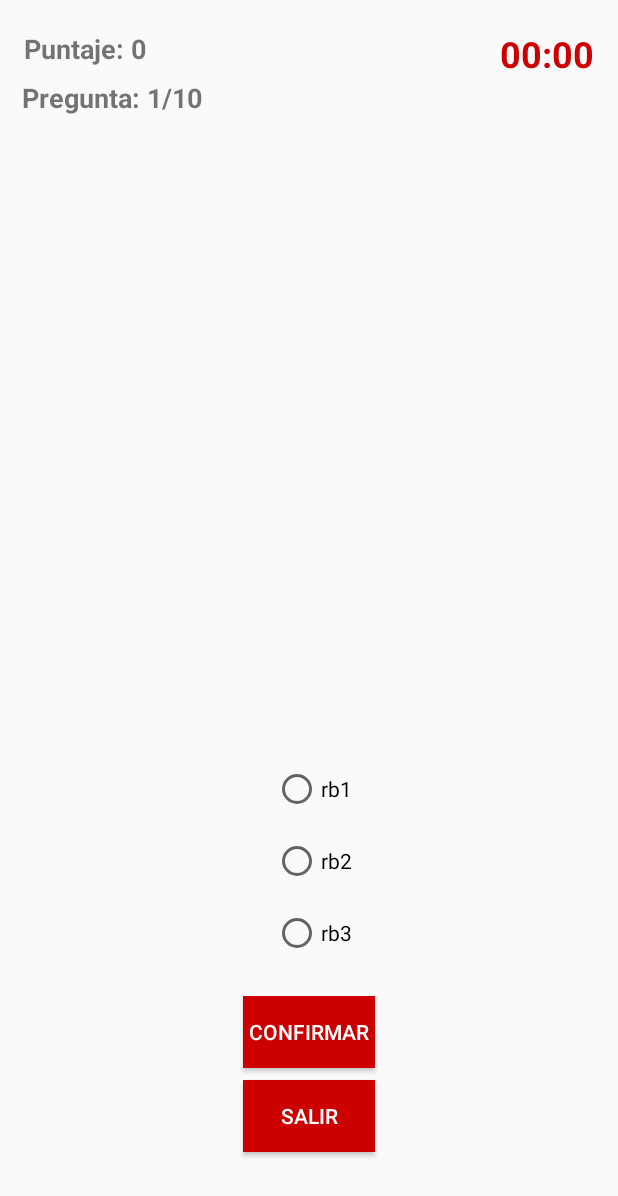
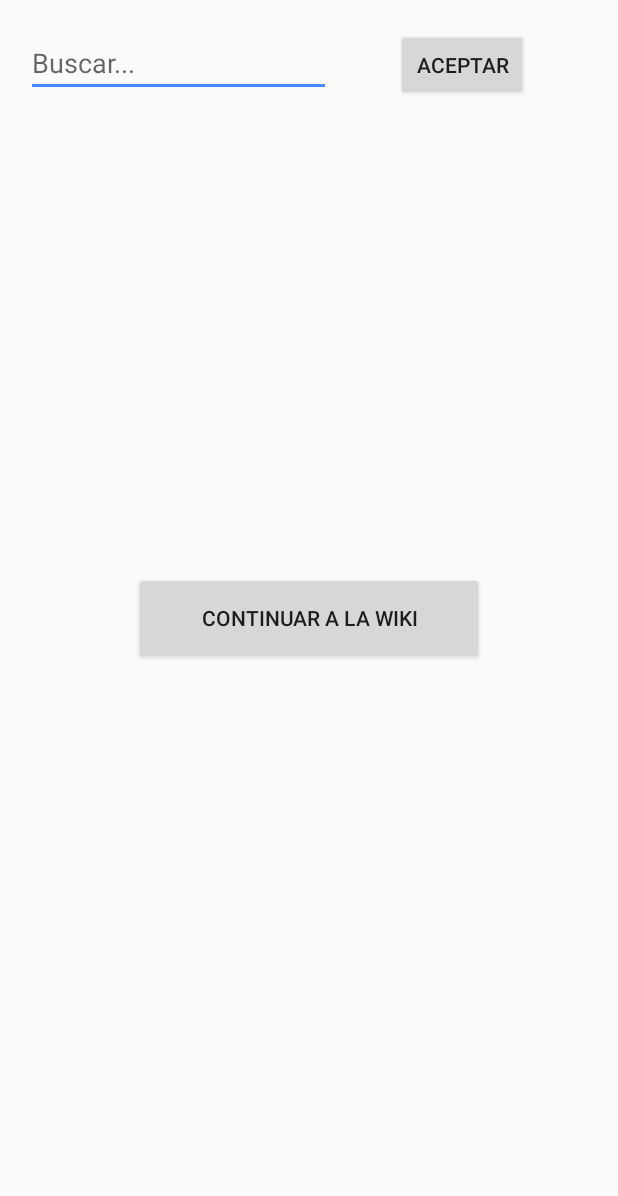
Before and after one commit to raulgarciadevop/wikitronica, an Android app: the layout content_actividad_principal.xml on its own in the app's theme, with its tools: preview values and no code run, on a phone screen of 412 x 824 dp. Shown: the top 1196 px of the screen. Run offline under Robolectric (Android 15) with nearby library versions, the phone set to English and light mode, and no system bars.

Commit message:
Final commit
-fya

```diff
--- a/Wikitronica/app/src/main/java/com/wikitronica/programacionjavaapp/ActividadPreguntas.java
+++ b/Wikitronica/app/src/main/java/com/wikitronica/programacionjavaapp/ActividadPreguntas.java
@@ -24,8 +24,8 @@ public class ActividadPreguntas extends Activity {
     Pregunta act;
     int respActual;
     private CountDownTimer cdt;
-    private ImageSwitcher switcher;
-    private static final int[] IMAGES={R.mipmap.uno_led,R.mipmap.dos_capacitor,R.mipmap.tres_diodozener,R.mipmap.cuatro_diodo,R.mipmap.cinco_mosfet,R.mipmap.seis_transistor,R.mipmap.ic_launcher,R.mipmap.ocho_resistencia,R.mipmap.nueve_sensordetemperatura,R.mipmap.diez_dipswitch,R.mipmap.once_bobina,R.mipmap.doce_buzzer,R.mipmap.trece_multimetro,R.mipmap.catorce_servomotor,R.mipmap.quince_motor};
+    private ImageSwitcher switcher;                                                                                                                                        //AQUI DEBERIA IR EL SIETE
+    private static final int[] IMAGES={R.mipmap.uno_led,R.mipmap.dos_capacitor,R.mipmap.tres_diodozener,R.mipmap.cuatro_diodo,R.mipmap.cinco_mosfet,R.mipmap.seis_transistor,  R.mipmap.ic_launcher, R.mipmap.ocho_resistencia,R.mipmap.nueve_sensordetemperatura,R.mipmap.diez_dipswitch,R.mipmap.once_bobina,R.mipmap.doce_buzzer,R.mipmap.trece_multimetro,R.mipmap.catorce_servomotor,R.mipmap.quince_motor};
     private int mPosition=-1;
 
     @Override
@@ -35,12 +35,8 @@ public class ActividadPreguntas extends Activity {
         //getActionBar().setDisplayHomeAsUpEnabled(true);
         switcher=findViewById(R.id.imgSwitcher);
 
-
-
-
-
         juego=new Juego();
-        Toast.makeText(getApplicationContext(), "Int: "+juego.getPreguntas().length,Toast.LENGTH_SHORT).show();
+        //Toast.makeText(getApplicationContext(), "Int: "+juego.getPreguntas().length,Toast.LENGTH_SHORT).show();
 
         btnConfirmar=findViewById(R.id.btnContinuar);
         txtTiempo=findViewById(R.id.txtTiempo);
@@ -52,8 +48,9 @@ public class ActividadPreguntas extends Activity {
         rb3=findViewById(R.id.rb3);
         imgDisp=findViewById(R.id.imgDisplay);
         btnSalir=findViewById(R.id.btnSalir);
+        btnSalir.setVisibility(View.INVISIBLE);
 
-        btnSalir.setVisibility(View.INVISIBLE);
+        mPosition=0;
 
 
         switcher.setFactory(new ViewSwitcher.ViewFactory() {
@@ -75,31 +72,31 @@ public class ActividadPreguntas extends Activity {
 
             @Override
             public void onFinish() {
-                if(juego.isNotFinished()){
-                    txtTiempo.setText("Tiempo agotado");
-                    rellenarInterfaz();
-                }else {
+                if (juego.getActual()<juego.getTam()-1){
+                    checkId();
+                    juego.revisarResp(respActual);
+                    siguiente();
+                }else
                     finalizar();
-                }
-
             }
         };
-
-
-        comenzar(0);
+        iniciar();
 
 
         btnConfirmar.setOnClickListener(new View.OnClickListener() {
             @Override
             public void onClick(View view) {
-                if (juego.isNotFinished()){
+                if(juego.getActual()<juego.getTam()-1){
                     checkId();
-                    if(juego.revisarRes(respActual))
-                        juego.addPunto();
-                    rellenarInterfaz();
-
+                    juego.revisarResp(respActual);
+                    siguiente();
+                }else if(juego.getActual()==juego.getTam()-1){
+                    checkId();
+                    juego.revisarResp(respActual);
+                    finalizar();
                 }else
                     finalizar();
+
 
             }
         });
@@ -107,8 +104,8 @@ public class ActividadPreguntas extends Activity {
         txtTiempo.setOnClickListener(new View.OnClickListener() {
             @Override
             public void onClick(View view) {
-                if(!juego.isNotFinished())
-                    comenzar(1);
+                if(juego.getActual()>=juego.getTam()-1)
+                    iniciar();
             }
         });
 
@@ -132,7 +129,63 @@ public class ActividadPreguntas extends Activity {
         }else if(rgroup.getCheckedRadioButtonId()==R.id.rb3){
             respActual=3;
         }
+        else
+            respActual=4;
     }
+
+    private void rellenarInterfaz(){
+        txtPuntaje.setText("Puntaje: "+juego.getPuntaje());
+        txtPregunta.setText("Pregunta: "+(juego.getActual()+1)+"/"+juego.getTam());
+        rgroup.clearCheck();
+        rb1.setText(juego.getPreguntaActual().getRespuesta(0));
+        rb2.setText(juego.getPreguntaActual().getRespuesta(1));
+        rb3.setText(juego.getPreguntaActual().getRespuesta(2));
+    }
+
+    private void siguiente(){
+        cdt.cancel();
+        juego.siguiente();
+        mPosition++;
+        switcher.setBackgroundResource(IMAGES[mPosition]);
+        rellenarInterfaz();
+        cdt.start();
+    }
+
+    private void iniciar(){
+        rb1.setVisibility(View.VISIBLE);
+        rb2.setVisibility(View.VISIBLE);
+        rb3.setVisibility(View.VISIBLE);
+        txtTiempo.setText("00:00");
+        btnSalir.setVisibility(View.GONE);
+        btnConfirmar.setVisibility(View.VISIBLE);
+        btnConfirmar.setText("Confirmar");
+        cdt.cancel();
+        cdt.start();
+
+        mPosition=0;
+        juego.reiniciar();
+        rellenarInterfaz();
+        switcher.setBackgroundResource(IMAGES[mPosition]);
+    }
+
+    private void finalizar(){
+        cdt.cancel();
+        rb1.setVisibility(View.INVISIBLE);
+        rb2.setVisibility(View.INVISIBLE);
+        rb3.setVisibility(View.INVISIBLE);
+        txtTiempo.setText("Reiniciar");
+        btnConfirmar.setText("Salir");
+        txtPuntaje.setText("Puntaje final: "+juego.getPuntaje());
+        switcher.setBackgroundResource(R.mipmap.juego_terminado);
+
+
+        btnSalir.setVisibility(View.VISIBLE);
+        btnConfirmar.setVisibility(View.GONE);
+    }
+
+
+
+    /*
 
     private void rellenarInterfaz(){
         //setImagen();
@@ -210,60 +263,6 @@ public class ActividadPreguntas extends Activity {
 
     }
 
-
-
-
-    /*
-    private void setImagen(){
-        switch (juego.getActual()){
-            case 0:
-                imgDisp.setImageResource(R.mipmap.uno_led);
-                //imgDisp.setImageResource(R.mipmap.ic_led);
-                break;
-            case 1:
-                imgDisp.setImageResource(R.mipmap.dos_capacitor);
-                //imgDisp.setImageResource(R.mipmap.ic_dos_capacitor);
-                break;
-            case 2:
-                imgDisp.setImageResource(R.mipmap.tres_diodozener);
-                break;
-            case 3:
-                imgDisp.setImageResource(R.mipmap.cuatro_diodo);
-                break;
-            case 4:
-                imgDisp.setImageResource(R.mipmap.cinco_mosfet);
-                break;
-            case 5:
-                imgDisp.setImageResource(R.mipmap.seis_transistor);
-                break;
-            case 6:
-                imgDisp.setImageResource(R.mipmap.ocho_resistencia);
-                break;
-            case 7:
-                imgDisp.setImageResource(R.mipmap.nueve_sensordetemperatura);
-                break;
-            case 8:
-                imgDisp.setImageResource(R.mipmap.diez_dipswitch);
-                break;
-            case 9:
-                imgDisp.setImageResource(R.mipmap.once_bobina);
-                break;
-            case 10:
-                imgDisp.setImageResource(R.mipmap.doce_buzzer);
-                break;
-            case 11:
-                imgDisp.setImageResource(R.mipmap.trece_multimetro);
-                break;
-            case 12:
-                imgDisp.setImageResource(R.mipmap.catorce_servomotor);
-                break;
-            case 13:
-                imgDisp.setImageResource(R.mipmap.quince_motor);
-                break;
-        }
-
-    }
-
     */
 
 
--- a/Wikitronica/app/src/main/java/com/wikitronica/programacionjavaapp/MainActivity.java
+++ b/Wikitronica/app/src/main/java/com/wikitronica/programacionjavaapp/MainActivity.java
@@ -89,7 +89,7 @@ public class MainActivity extends AppCompatActivity
             @Override
             public void onClick(View view) {
                 //Snackbar.make(view, "Modo recibir", Snackbar.LENGTH_LONG).show();
-                a=new Intent(getApplicationContext(),ActividadWiki.class);
+                a=new Intent(getApplicationContext(),SplashWiki.class);
                 startActivity(a);
             }
         });
@@ -157,7 +157,7 @@ public class MainActivity extends AppCompatActivity
             a=new Intent(getApplicationContext(),ActividadPreguntas.class);
             startActivity(a);
         } else if (id == R.id.nav_wiki) {
-            a=new Intent(getApplicationContext(),ActividadWiki.class);
+            a=new Intent(getApplicationContext(),SplashWiki.class);
             startActivity(a);
         }
 
--- a/Wikitronica/app/src/main/java/com/wikitronica/programacionjavaapp/Wiki.java
+++ b/Wikitronica/app/src/main/java/com/wikitronica/programacionjavaapp/Wiki.java
@@ -49,6 +49,10 @@ public class Wiki {
         return actual;
     }
 
+    public void setActual(int act){
+        this.actual=act;
+    }
+
     public WikiPage getPagina(int ac){
         return paginas[ac];
     }
--- a/Wikitronica/app/src/main/res/layout/content_actividad_principal.xml
+++ b/Wikitronica/app/src/main/res/layout/content_actividad_principal.xml
@@ -77,196 +77,10 @@
         -->
 
 
-    <!--
-    <ImageView
-        android:id="@+id/imgDisplay"
-        android:layout_width="122dp"
-        android:layout_height="129dp"
-        android:layout_marginBottom="8dp"
-        android:layout_marginEnd="8dp"
-        android:layout_marginStart="8dp"
-        android:layout_marginTop="8dp"
-        app:layout_constraintBottom_toBottomOf="parent"
-        app:layout_constraintEnd_toEndOf="parent"
-        app:layout_constraintStart_toStartOf="parent"
-        app:layout_constraintTop_toTopOf="parent"
-        app:layout_constraintVertical_bias="0.184"
-        app:srcCompat="@mipmap/ic_launcher" />
-
-    <TextView
-        android:id="@+id/txtPuntaje"
-        android:layout_width="wrap_content"
-        android:layout_height="wrap_content"
-        android:layout_marginBottom="8dp"
-        android:layout_marginEnd="8dp"
-        android:layout_marginStart="16dp"
-        android:layout_marginTop="8dp"
-        android:text="Puntaje: 0"
-        android:textSize="18sp"
-        android:textStyle="bold"
-        app:layout_constraintBottom_toBottomOf="parent"
-        app:layout_constraintEnd_toEndOf="parent"
-        app:layout_constraintHorizontal_bias="0.0"
-        app:layout_constraintStart_toStartOf="parent"
-        app:layout_constraintTop_toTopOf="parent"
-        app:layout_constraintVertical_bias="0.015" />
-
-    <TextView
-        android:id="@+id/txtPreguntaActual"
-        android:layout_width="wrap_content"
-        android:layout_height="wrap_content"
-        android:layout_marginBottom="8dp"
-        android:layout_marginEnd="8dp"
-        android:layout_marginStart="8dp"
-        android:layout_marginTop="8dp"
-        android:text="Pregunta: 1/10"
-        android:textSize="18sp"
-        android:textStyle="bold"
-        app:layout_constraintBottom_toBottomOf="parent"
-        app:layout_constraintEnd_toEndOf="parent"
-        app:layout_constraintHorizontal_bias="0.025"
-        app:layout_constraintStart_toStartOf="parent"
-        app:layout_constraintTop_toBottomOf="@+id/txtPuntaje"
-        app:layout_constraintVertical_bias="0.0" />
-
-    <TextView
-        android:id="@+id/txtTiempo"
-        android:layout_width="wrap_content"
-        android:layout_height="wrap_content"
-        android:layout_marginBottom="8dp"
-        android:layout_marginEnd="8dp"
-        android:layout_marginStart="8dp"
-        android:layout_marginTop="8dp"
-        android:text="00:00"
-        android:textColor="@android:color/holo_red_dark"
-        android:textSize="24sp"
-        android:textStyle="bold"
-        app:layout_constraintBottom_toBottomOf="parent"
-        app:layout_constraintEnd_toEndOf="parent"
-        app:layout_constraintHorizontal_bias="0.966"
-        app:layout_constraintStart_toEndOf="@+id/txtPuntaje"
-        app:layout_constraintTop_toTopOf="parent"
-        app:layout_constraintVertical_bias="0.015" />
-
-    <RadioButton
-        android:id="@+id/rb3"
-        android:layout_width="wrap_content"
-        android:layout_height="wrap_content"
-        android:layout_marginBottom="8dp"
-        android:layout_marginEnd="8dp"
-        android:layout_marginStart="128dp"
-        android:layout_marginTop="8dp"
-        android:text="rb3"
-        app:layout_constraintBottom_toBottomOf="parent"
-        app:layout_constraintEnd_toEndOf="parent"
-        app:layout_constraintHorizontal_bias="0.071"
-        app:layout_constraintStart_toStartOf="parent"
-        app:layout_constraintTop_toBottomOf="@+id/rb2"
-        app:layout_constraintVertical_bias="0.0" />
-
-    <RadioButton
-        android:id="@+id/rb2"
-        android:layout_width="wrap_content"
-        android:layout_height="wrap_content"
-        android:layout_marginBottom="8dp"
-        android:layout_marginEnd="8dp"
-        android:layout_marginStart="128dp"
-        android:layout_marginTop="8dp"
-        android:text="rb2"
-        app:layout_constraintBottom_toBottomOf="parent"
-        app:layout_constraintEnd_toEndOf="parent"
-        app:layout_constraintHorizontal_bias="0.071"
-        app:layout_constraintStart_toStartOf="parent"
-        app:layout_constraintTop_toBottomOf="@+id/rb1"
-        app:layout_constraintVertical_bias="0.0" />
-
-    <RadioButton
-        android:id="@+id/rb1"
-        android:layout_width="wrap_content"
-        android:layout_height="wrap_content"
-        android:layout_marginBottom="8dp"
-        android:layout_marginEnd="8dp"
-        android:layout_marginStart="128dp"
-        android:layout_marginTop="8dp"
-        android:text="rb1"
-        app:layout_constraintBottom_toBottomOf="parent"
-        app:layout_constraintEnd_toEndOf="parent"
-        app:layout_constraintHorizontal_bias="0.071"
-        app:layout_constraintStart_toStartOf="parent"
-        app:layout_constraintTop_toBottomOf="@+id/imgDisplay"
-        app:layout_constraintVertical_bias="0.026" />
-
-    <RadioGroup
-        android:id="@+id/rgroup"
-        android:layout_width="129dp"
-        android:layout_height="133dp"
-        android:layout_marginBottom="8dp"
-        android:layout_marginEnd="8dp"
-        android:layout_marginStart="8dp"
-        android:layout_marginTop="8dp"
-        app:layout_constraintBottom_toBottomOf="parent"
-        app:layout_constraintEnd_toEndOf="parent"
-        app:layout_constraintHorizontal_bias="0.502"
-        app:layout_constraintStart_toStartOf="parent"
-        app:layout_constraintTop_toBottomOf="@+id/imgDisplay"
-        app:layout_constraintVertical_bias="0.0" />
-
-    <Button
-        android:id="@+id/btnContinuar"
-        android:layout_width="wrap_content"
-        android:layout_height="wrap_content"
-        android:layout_marginBottom="8dp"
-        android:layout_marginEnd="8dp"
-        android:layout_marginStart="8dp"
-        android:layout_marginTop="8dp"
-        android:background="@android:color/holo_red_dark"
-        android:text="@string/txt_game_accept"
-        android:textColor="@android:color/background_light"
-        app:layout_constraintBottom_toBottomOf="parent"
-        app:layout_constraintEnd_toEndOf="parent"
-        app:layout_constraintStart_toStartOf="parent"
-        app:layout_constraintTop_toBottomOf="@+id/rgroup"
-        app:layout_constraintVertical_bias="0.0" />
 
 
 
-
-    <ImageView
-        android:id="@+id/imgWiki"
-        android:layout_width="230dp"
-        android:layout_height="183dp"
-        android:layout_marginBottom="8dp"
-        android:layout_marginEnd="8dp"
-        android:layout_marginStart="8dp"
-        android:layout_marginTop="36dp"
-        app:layout_constraintBottom_toBottomOf="parent"
-        app:layout_constraintEnd_toEndOf="parent"
-        app:layout_constraintStart_toStartOf="parent"
-        app:layout_constraintTop_toTopOf="parent"
-        app:layout_constraintVertical_bias="0.029"
-        app:srcCompat="@android:drawable/ic_menu_report_image" />
-
-app:layout_constraintBottom_toTopOf="@+id/txtTitulo"
-
-
-<ImageView
-        android:id="@+id/imgDisplay"
-        android:layout_width="122dp"
-        android:layout_height="129dp"
-        android:layout_marginBottom="8dp"
-        android:layout_marginEnd="8dp"
-        android:layout_marginStart="8dp"
-        android:layout_marginTop="8dp"
-        app:layout_constraintBottom_toBottomOf="parent"
-        app:layout_constraintEnd_toEndOf="parent"
-        app:layout_constraintStart_toStartOf="parent"
-        app:layout_constraintTop_toTopOf="parent"
-        app:layout_constraintVertical_bias="0.184"
-        app:srcCompat="@mipmap/ic_launcher" />
-
-
-        app:layout_constraintBottom_toTopOf="@+id/txtTitulo"
-        -->
+    <!--
 
     <ImageSwitcher
         android:id="@+id/imgSwitch"
@@ -441,7 +255,7 @@ app:layout_constraintBottom_toTopOf="@+id/txtTitulo"
         app:layout_constraintVertical_bias="0.0" />
 
 
-    <!--
+
     <ImageView
         android:id="@+id/imgDisplay"
         android:layout_width="122dp"
@@ -613,5 +427,51 @@ app:layout_constraintBottom_toTopOf="@+id/txtTitulo"
 
     -->
 
+    <Button
+        android:id="@+id/btnBuscar"
+        android:layout_width="wrap_content"
+        android:layout_height="wrap_content"
+        android:layout_marginBottom="8dp"
+        android:layout_marginEnd="8dp"
+        android:layout_marginStart="8dp"
+        android:layout_marginTop="8dp"
+        android:text="Aceptar"
+        app:layout_constraintBottom_toBottomOf="parent"
+        app:layout_constraintEnd_toEndOf="parent"
+        app:layout_constraintHorizontal_bias="0.832"
+        app:layout_constraintStart_toStartOf="parent"
+        app:layout_constraintTop_toTopOf="parent"
+        app:layout_constraintVertical_bias="0.015" />
+
+    <Button
+        android:id="@+id/btnContinuar"
+        android:layout_width="233dp"
+        android:layout_height="61dp"
+        android:layout_marginBottom="8dp"
+        android:layout_marginEnd="8dp"
+        android:layout_marginStart="8dp"
+        android:layout_marginTop="8dp"
+        android:text="Continuar a la WIKI"
+        app:layout_constraintBottom_toBottomOf="parent"
+        app:layout_constraintEnd_toEndOf="parent"
+        app:layout_constraintStart_toStartOf="parent"
+        app:layout_constraintTop_toTopOf="parent" />
+
+    <AutoCompleteTextView
+        android:id="@+id/actvBuscador"
+        android:layout_width="203dp"
+        android:layout_height="wrap_content"
+        android:layout_marginBottom="8dp"
+        android:layout_marginEnd="8dp"
+        android:layout_marginStart="8dp"
+        android:layout_marginTop="8dp"
+        android:hint="Buscar..."
+        app:layout_constraintBottom_toBottomOf="parent"
+        app:layout_constraintEnd_toEndOf="parent"
+        app:layout_constraintHorizontal_bias="0.047"
+        app:layout_constraintStart_toStartOf="parent"
+        app:layout_constraintTop_toTopOf="parent"
+        app:layout_constraintVertical_bias="0.015" />
+
 
 </android.support.constraint.ConstraintLayout>
--- a/Wikitronica/app/src/main/res/values/strings.xml
+++ b/Wikitronica/app/src/main/res/values/strings.xml
@@ -22,6 +22,7 @@
 
 
     <string name="txt_game_accept">Confirmar</string>
+    <string name="title_activity_splash_wiki">Wiki</string>
 
 
 </resources>
```
Also changed, not shown: Wikitronica/app/src/main/AndroidManifest.xml (+9 -0 lines), Wikitronica/app/src/main/java/com/wikitronica/programacionjavaapp/ActividadWiki.java (+11 -1 lines), Wikitronica/app/src/main/java/com/wikitronica/programacionjavaapp/Juego.java (+53 -7 lines), Wikitronica/app/src/main/java/com/wikitronica/programacionjavaapp/SplashWiki.java (added, +109 -0 lines), Wikitronica/app/src/main/res/layout/content_splash_wiki.xml (added, +58 -0 lines), Wikitronica/app/src/main/res/layout/splash_wiki.xml (added, +25 -0 lines).
